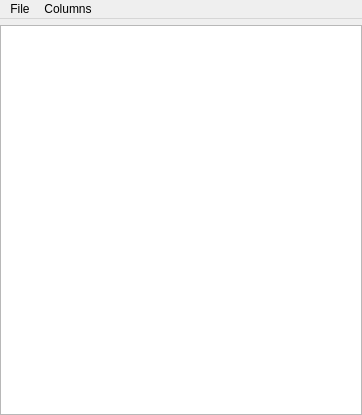
Before: the Qt Designer form gui.ui in unizar-flav/PyViewDock, drawn with Qt 5.
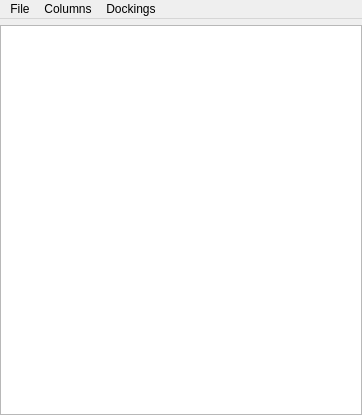
After: the same form once the commit is applied.

Commit message: Add dockings submenu

What changed in the file:
```diff
--- a/gui.ui
+++ b/gui.ui
@@ -53,8 +53,14 @@
        <string>Columns</string>
       </property>
      </widget>
+     <widget class="QMenu" name="menuDockings">
+      <property name="title">
+       <string>Dockings</string>
+      </property>
+     </widget>
      <addaction name="menuFile"/>
      <addaction name="menuColumns"/>
+     <addaction name="menuDockings"/>
     </widget>
    </item>
    <item>
```
The commit also changes 1 other file.
